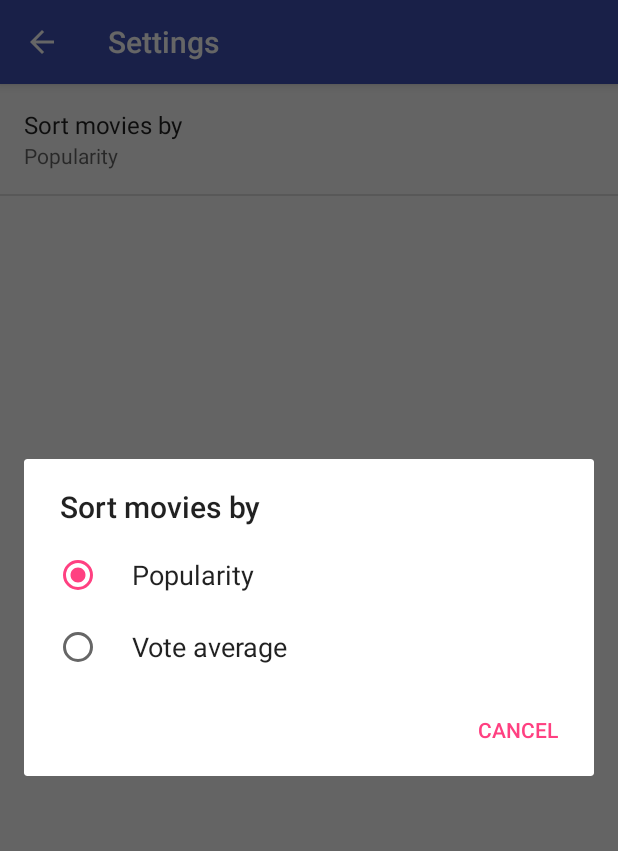
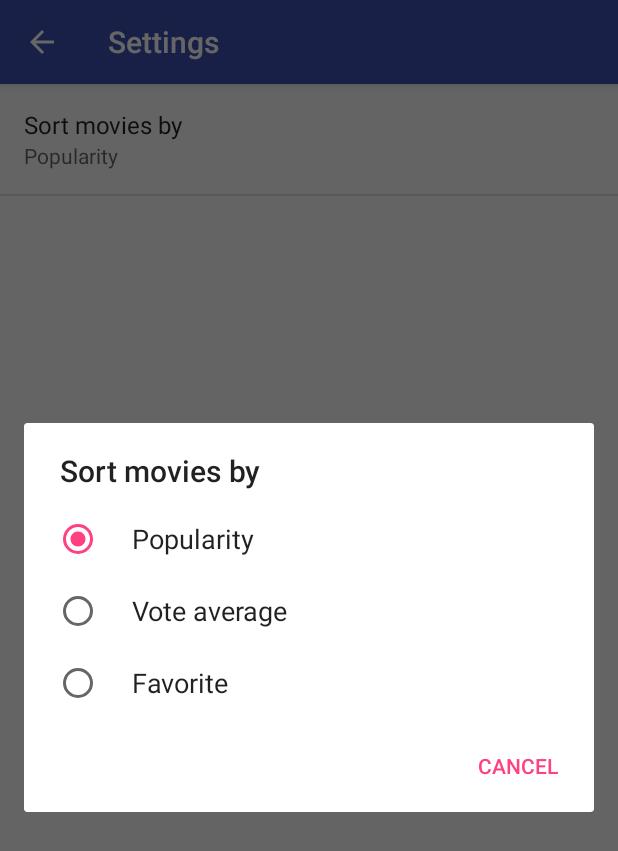
Before and after one commit to AdamNovotnyCom/AndroidApps, an Android app: the MySettingsActivity screen opened directly, with no data from a screen before it, after a tap on "Sort movies by", on a phone screen of 412 x 824 dp. Shown: the top 851 px of the screen. Run offline under Robolectric (Android 15) with nearby library versions, the phone set to English and light mode, and no system bars.

```diff
--- a/PopularMovies/app/src/main/java/com/adamnovotny/popularmovies/GetMovieData.java
+++ b/PopularMovies/app/src/main/java/com/adamnovotny/popularmovies/GetMovieData.java
@@ -95,7 +95,6 @@ public class GetMovieData extends AsyncTask<String, Void, ArrayList<MovieParcela
             toast.show();
         }
         listener.onTaskCompleted(movies);
-        Log.i(LOG_TAG, "Movie API data received");
     }
 
     /**
--- a/PopularMovies/app/src/main/java/com/adamnovotny/popularmovies/MovieListFragment.java
+++ b/PopularMovies/app/src/main/java/com/adamnovotny/popularmovies/MovieListFragment.java
@@ -135,6 +135,9 @@ public class MovieListFragment extends Fragment implements GetMovieDataInterface
                 case "Vote average":
                     movieDataTask.execute(urlSortType[1]);
                     break;
+                case "Favorite":
+                    movieDataTask.execute(urlSortType[0]);
+                    break;
                 default:
                     movieDataTask.execute(urlSortType[0]);
                     break;
--- a/PopularMovies/app/src/main/res/values/arrays.xml
+++ b/PopularMovies/app/src/main/res/values/arrays.xml
@@ -3,5 +3,6 @@
     <string-array name="pref_sort_array_options">
         <item>@string/pref_sort_popularity_label</item>
         <item>@string/pref_sort_vote_label</item>
+        <item>@string/pref_sort_favorite_label</item>
     </string-array>
 </resources>
--- a/PopularMovies/app/src/main/res/values/strings.xml
+++ b/PopularMovies/app/src/main/res/values/strings.xml
@@ -9,6 +9,8 @@
     <string name="pref_sort_popularity" translatable="false">popularity</string>
     <string name="pref_sort_vote_label">Vote average</string>
     <string name="pref_sort_vote" translatable="false">vote</string>
+    <string name="pref_sort_favorite_label">Favorite</string>
+    <string name="pref_sort_favorite" translatable="false">favorite</string>
     <string name="title_activity_settings">Settings</string>
 
     <!-- App text -->
```
